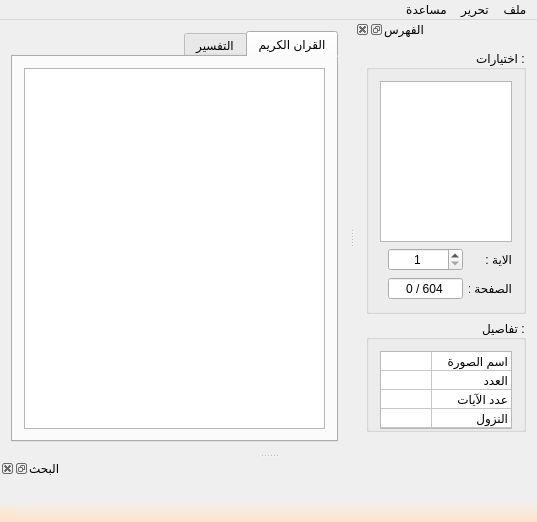
First picture: the form in ui/mainwindow.ui, repository boussouira/moltaqa, before the edit.
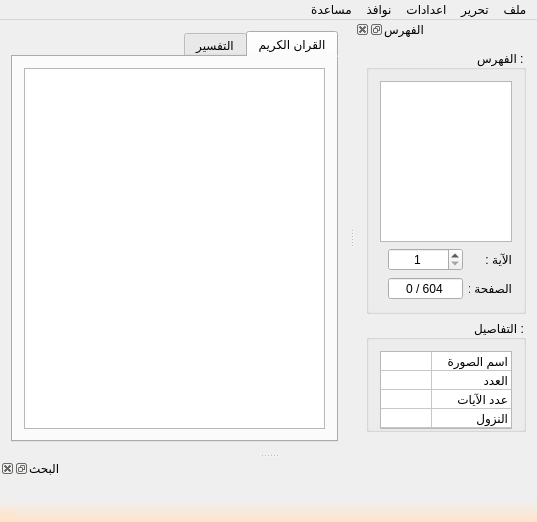
Second picture: the form after the edit. Icons and pictures are not drawn.

```diff
--- a/ui/mainwindow.ui
+++ b/ui/mainwindow.ui
@@ -121,8 +121,29 @@
     </property>
     <addaction name="actionAbout"/>
    </widget>
+   <widget class="QMenu" name="menu">
+    <property name="layoutDirection">
+     <enum>Qt::RightToLeft</enum>
+    </property>
+    <property name="title">
+     <string>اعدادات</string>
+    </property>
+    <addaction name="actionChangeFont"/>
+   </widget>
+   <widget class="QMenu" name="menu_2">
+    <property name="layoutDirection">
+     <enum>Qt::RightToLeft</enum>
+    </property>
+    <property name="title">
+     <string>نوافذ</string>
+    </property>
+    <addaction name="actionSelectWindows"/>
+    <addaction name="actionSearchWindow"/>
+   </widget>
    <addaction name="menuFile"/>
    <addaction name="menuEdition"/>
+   <addaction name="menu"/>
+   <addaction name="menu_2"/>
    <addaction name="menuHelp"/>
   </widget>
   <widget class="QStatusBar" name="statusBar">
@@ -172,7 +193,7 @@
         </size>
        </property>
        <property name="title">
-        <string>اختيارات :</string>
+        <string>الفهرس :</string>
        </property>
        <property name="flat">
         <bool>false</bool>
@@ -205,7 +226,7 @@
              </size>
             </property>
             <property name="text">
-             <string>الاية :</string>
+             <string>الآية :</string>
             </property>
            </widget>
           </item>
@@ -289,7 +310,7 @@
         <enum>Qt::RightToLeft</enum>
        </property>
        <property name="title">
-        <string>تفاصيل :</string>
+        <string>التفاصيل :</string>
        </property>
        <layout class="QHBoxLayout" name="horizontalLayout_4">
         <item>
```
Left out of the diff: 32 changed lines with no effect on the pictures.
